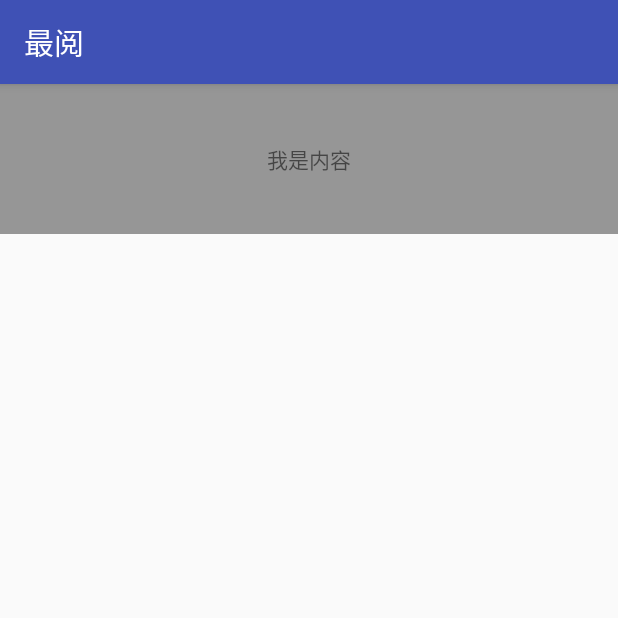
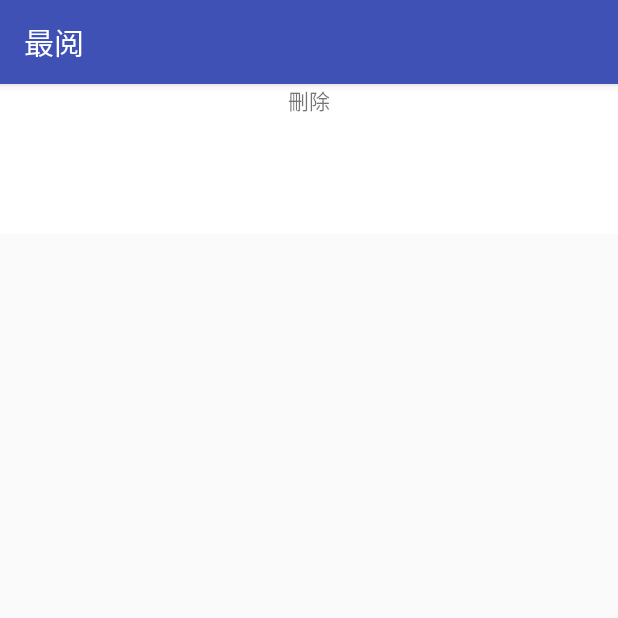
Before and after one commit to MrDeclanCoder/KotlinMVPRxJava2Dagger2GreenDaoRetrofitDemo, an Android app: the TestViewActivity screen opened directly, with no data from a screen before it, on a phone screen of 412 x 824 dp, the top half of it. Run offline under Robolectric (Android 15) with nearby library versions, the phone set to English and light mode, and no system bars.

```diff
--- a/app/src/main/java/com/dch/test/widget/SwipeEditLayout.java
+++ b/app/src/main/java/com/dch/test/widget/SwipeEditLayout.java
@@ -1,17 +1,14 @@
 package com.dch.test.widget;
 
-import android.animation.Animator;
 import android.animation.ObjectAnimator;
 import android.content.Context;
 import android.util.AttributeSet;
 import android.util.Log;
-import android.view.Gravity;
+import android.view.LayoutInflater;
 import android.view.MotionEvent;
 import android.view.VelocityTracker;
 import android.view.View;
 import android.view.ViewTreeObserver;
-import android.view.animation.DecelerateInterpolator;
-import android.widget.Button;
 import android.widget.RelativeLayout;
 import android.widget.TextView;
 
@@ -26,7 +23,7 @@ public class SwipeEditLayout extends RelativeLayout {
     private final String TAG = "SwipeEditLayout";
 
     private TextView mTextView;
-    private Button mButton;
+    private TextView mEditView;
     private int mLayoutWidth;
     private int mLayoutHeight;
     private ObjectAnimator translationX;
@@ -50,27 +47,21 @@ public class SwipeEditLayout extends RelativeLayout {
     }
 
     private void init(Context context, AttributeSet attrs) {
-        mButton = new Button(context);
-        mButton.setText("button");
-        mButton.setBackgroundColor(getResources().getColor(R.color.red_normal));
-        LayoutParams layoutParams = new RelativeLayout.LayoutParams(RelativeLayout.LayoutParams.MATCH_PARENT, RelativeLayout.LayoutParams.MATCH_PARENT);
-        LayoutParams buttonlayoutParams = new RelativeLayout.LayoutParams(300, RelativeLayout.LayoutParams.MATCH_PARENT);
-        buttonlayoutParams.addRule(ALIGN_PARENT_RIGHT);
-        mButton.setOnClickListener(new OnClickListener() {
+        View editLayout = LayoutInflater.from(context).inflate(R.layout.edit_layout, null);
+        mEditView = (TextView) editLayout.findViewById(R.id.bt_edit_layout);
+        mEditView.setText("button");
+        mEditView.setOnClickListener(new OnClickListener() {
             @Override
             public void onClick(View v) {
+                Log.d(TAG,"点击了");
                 if (listener != null) {
                     listener.onMenuClick(v);
                 }
             }
         });
-        mTextView = new TextView(context);
-        mTextView.setBackgroundColor(getResources().getColor(R.color.black_overlay));
+        mTextView = (TextView) editLayout.findViewById(R.id.tv_edit_layout);
         mTextView.setText("我是内容");
-        mTextView.setGravity(Gravity.CENTER);
-        addView(mTextView, 0, layoutParams);
-//        addView(mButton,1,buttonlayoutParams);
-
+        addView(editLayout);
 
         getViewTreeObserver().addOnGlobalLayoutListener(new ViewTreeObserver.OnGlobalLayoutListener() {
             @Override
@@ -104,19 +95,21 @@ public class SwipeEditLayout extends RelativeLayout {
                 mDeltX = event.getX() - mDownX;
                 Log.d(TAG, String.valueOf(mDeltX));
                 if (mDeltX < 0) {
-                    if (!isLeft) {
+//                    if (!isLeft) {
+                    if (mTextView.getLeft()>-mLayoutHeight){
                         if (Math.abs(mDeltX) < mLayoutHeight) {
-                            Log.d(TAG, String.valueOf(mLayoutWidth));
                             mTextView.layout((int) mDeltX, 0, mLayoutWidth - (int) Math.abs(mDeltX), mLayoutHeight);
                         } else {
-                            Log.d(TAG, String.valueOf(mLayoutHeight));
                             mTextView.layout(-mLayoutHeight, 0, mLayoutWidth - mLayoutHeight, mLayoutHeight);
                         }
                         postInvalidate();
                     }
+
+//                    }
                 }
                 if (mDeltX > 0) {
-                    if (isLeft) {
+//                    if (isLeft) {
+                    if (mTextView.getLeft()<0){
                         if (mDeltX < mLayoutHeight) {
                             mTextView.layout((int) mDeltX - mLayoutHeight, 0, mLayoutWidth + (int) Math.abs(mDeltX) - mLayoutHeight, mLayoutHeight);
                         } else if (mDeltX >= mLayoutHeight) {
@@ -124,30 +117,15 @@ public class SwipeEditLayout extends RelativeLayout {
                         }
                         postInvalidate();
                     }
+//                    }
                 }
                 break;
 
             case MotionEvent.ACTION_UP:
                 if (mDeltX < 0) {
-                    if (!isLeft) {
-                        isLeft = !isLeft;
-//                        if (Math.abs(mDeltX) < mLayoutHeight) {
                             mTextView.layout(-mLayoutHeight, 0, mLayoutWidth-mLayoutHeight, mLayoutHeight);
-//                        } else {
-//                            mTextView.layout(0, 0, mLayoutWidth, mLayoutHeight);
-//                        }
-                    }
                 } else if (mDeltX > 0) {
-                    if (isLeft){
-                        isLeft = !isLeft;
                         mTextView.layout(0, 0, mLayoutWidth, mLayoutHeight);
-//                        if (Math.abs(mDeltX) > (mLayoutHeight / 4)) {
-//
-//                        } else {
-//                            mTextView.layout(-mLayoutHeight, 0, mLayoutWidth - mLayoutHeight, mLayoutHeight);
-//                        }
-                    }
-
                 }
                 mDeltX = 0;
                 break;
--- /dev/null
+++ b/app/src/main/java/com/dch/test/widget/SwipeLayout.java
@@ -0,0 +1,155 @@
+package com.dch.test.widget;
+
+import android.content.Context;
+import android.support.v4.view.MotionEventCompat;
+import android.support.v4.view.ViewCompat;
+import android.support.v4.widget.ViewDragHelper;
+import android.util.AttributeSet;
+import android.util.DisplayMetrics;
+import android.util.Log;
+import android.view.Display;
+import android.view.MotionEvent;
+import android.view.View;
+import android.view.ViewGroup;
+import android.view.WindowManager;
+import android.widget.TextView;
+
+import com.dch.test.R;
+
+/**
+ * Created by dch on 2017/7/23.
+ */
+
+public class SwipeLayout extends ViewGroup {
+    private final String TAG = "SwipeLayout";
+
+    private TextView mTextView;
+    private TextView mEditView;
+    private int mLayoutWidth;
+    private ViewDragHelper viewDragHelper;
+    private boolean IS_OPEN = false;
+
+    public SwipeLayout(Context context) {
+        this(context,null);
+    }
+
+    public SwipeLayout(Context context, AttributeSet attrs) {
+        this(context, attrs,0);
+    }
+
+    public SwipeLayout(Context context, AttributeSet attrs, int defStyleAttr) {
+        super(context, attrs, defStyleAttr);
+        viewDragHelper = ViewDragHelper.create(this, 1.0f, new ViewDragHelper.Callback() {
+            @Override
+            public boolean tryCaptureView(View child, int pointerId) {
+                return mTextView ==child;
+            }
+
+            @Override
+            public int clampViewPositionHorizontal(View child, int left, int dx) {
+                if (left>0){
+                    left = 0;
+                }
+                if (left<-300){
+                    left = -300;
+                }
+                return left;
+            }
+
+            @Override
+            public int getViewHorizontalDragRange(View child) {
+                return 300;
+            }
+
+            @Override
+            public int getViewVerticalDragRange(View child) {
+                return 0;
+            }
+
+            @Override
+            public void onViewReleased(View releasedChild, float xvel, float yvel) {
+                if (mTextView.getLeft()>-150){
+                    viewDragHelper.smoothSlideViewTo(mTextView,0,0);
+                    IS_OPEN = false;
+                } else {
+                    viewDragHelper.smoothSlideViewTo(mTextView,-300,0);
+                    IS_OPEN = true;
+                }
+                invalidate();
+            }
+
+        });
+        init(context,attrs);
+    }
+
+    @Override
+    protected void onFinishInflate() {
+        super.onFinishInflate();
+        mEditView = (TextView) findViewById(R.id.tv_edit_layout);
+        mEditView.setOnClickListener(new OnClickListener() {
+            @Override
+            public void onClick(View v) {
+                if (IS_OPEN){
+                    Log.d(TAG,"点击了");
+                    if (listener != null) {
+                        listener.onMenuClick(v);
+                    }
+                }
+            }
+        });
+        mTextView = (TextView) findViewById(R.id.tv_edit_text_layout);
+    }
+
+    private void init(Context context, AttributeSet attrs) {
+        DisplayMetrics displayMetrics = new DisplayMetrics();
+        WindowManager windowManager = (WindowManager) context.getSystemService(Context.WINDOW_SERVICE);
+        Display defaultDisplay = windowManager.getDefaultDisplay();
+        defaultDisplay.getMetrics(displayMetrics);
+        mLayoutWidth = displayMetrics.widthPixels;
+    }
+
+    @Override
+    public void computeScroll() {
+        if (viewDragHelper.continueSettling(true)){
+            ViewCompat.postInvalidateOnAnimation(this);
+        }
+    }
+
+    @Override
+    protected void onMeasure(int widthMeasureSpec, int heightMeasureSpec) {
+        int measuredWidth = MeasureSpec.getSize(widthMeasureSpec);
+        setMeasuredDimension(measuredWidth + 300,MeasureSpec.getSize(heightMeasureSpec));
+    }
+
+    @Override
+    protected void onLayout(boolean changed, int l, int t, int r, int b) {
+        mTextView.layout(0,0,mLayoutWidth,300);
+        mEditView.layout(mLayoutWidth-300,0,mLayoutWidth,300);
+    }
+
+    @Override
+    public boolean onInterceptTouchEvent(MotionEvent ev) {
+        final int action = MotionEventCompat.getActionMasked(ev);
+        if (action == MotionEvent.ACTION_CANCEL || action == MotionEvent.ACTION_UP) {
+            viewDragHelper.cancel();
+            return false;
+        }
+        return viewDragHelper.shouldInterceptTouchEvent(ev);
+    }
+
+    @Override
+    public boolean onTouchEvent(MotionEvent event) {
+        viewDragHelper.processTouchEvent(event);
+        return true;
+    }
+
+    public interface OnMenuClickListener {
+        void onMenuClick(View v);
+    }
+
+    public OnMenuClickListener listener;
+
+    public void setOnMenuClickListener(OnMenuClickListener clickListener) {
+        this.listener = listener;
+    }
+}
--- a/app/src/main/res/layout/activity_test_view.xml
+++ b/app/src/main/res/layout/activity_test_view.xml
@@ -4,10 +4,30 @@
     android:layout_width="match_parent"
     android:layout_height="match_parent"
     android:orientation="vertical">
-    <com.dch.test.widget.SwipeEditLayout
+    <com.dch.test.widget.SwipeLayout
         android:layout_width="match_parent"
         android:layout_height="100dp"
-        />
+        >
+        <TextView
+            android:id="@+id/tv_edit_layout"
+            android:layout_alignParentRight="true"
+            android:layout_width="100dp"
+            android:background="@color/red_normal"
+            android:layout_height="100dp"
+            android:text="我是內容"
+            android:gravity="center"
+            />
+
+        <TextView
+            android:id="@+id/tv_edit_text_layout"
+            android:layout_width="match_parent"
+            android:layout_height="match_parent"
+            android:background="@color/white"
+            android:text="刪除"
+            android:gravity="center"
+            />
+
+        </com.dch.test.widget.SwipeLayout>
     <com.dch.test.widget.WaterRefreshView
         android:id="@+id/waterrefreshview"
         android:visibility="gone"
```
Also changed, not shown: app/src/main/res/layout/edit_layout.xml (added, +21 -0 lines).
